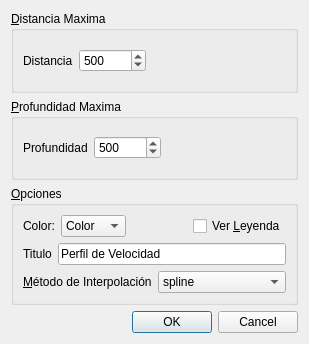
This is Dialogs/modelparams.ui in edvelezg/viper-sugui as Qt 5 draws it before an edit. The edited form follows.
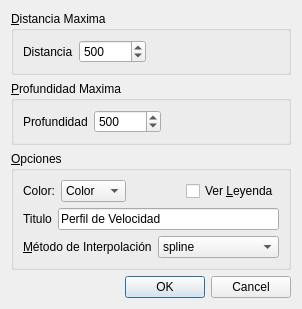
This is the edited form.

```diff
--- a/Dialogs/modelparams.ui
+++ b/Dialogs/modelparams.ui
@@ -8,8 +8,8 @@
    <rect>
     <x>0</x>
     <y>0</y>
-    <width>309</width>
-    <height>344</height>
+    <width>302</width>
+    <height>279</height>
    </rect>
   </property>
   <property name="windowTitle" >
```
